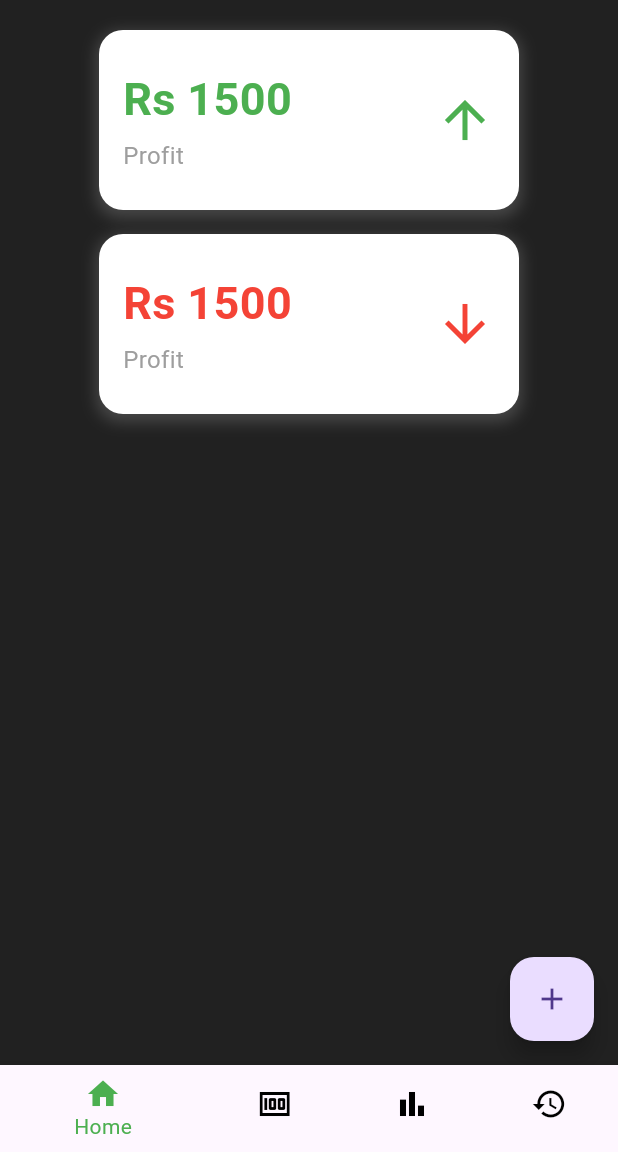
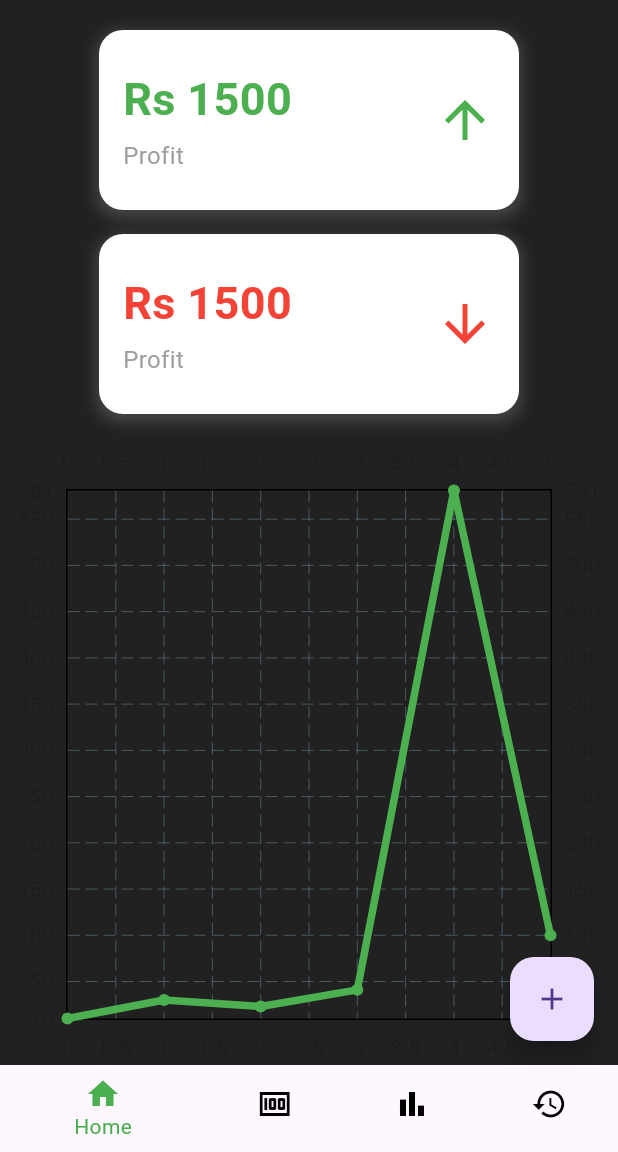
Before and after one commit to surajpahari/walletwise, a Flutter app: the BottomNavigation screen opened directly, on a phone screen of 412 x 824 dp, the part 84-1236 px from its top. Run offline on Flutter 3.47's test engine with Material 3 defaults, Android fonts, the light colour scheme and no system bars; drawn by our look-alikes of fl_chart; our stand-ins replace get.

Commit message:
testing the fl chart

```diff
--- a/frontend/lib/screens/main_screen.dart
+++ b/frontend/lib/screens/main_screen.dart
@@ -1,5 +1,6 @@
 import 'package:flutter/material.dart';
 import 'package:walletwise/utils/cards/profit_card.dart';
+import 'package:walletwise/utils/charts/bar_chart.dart';
 
 class MainScreen extends StatelessWidget {
   const MainScreen({Key? key}) : super(key: key);
@@ -131,6 +132,10 @@ class MainScreen extends StatelessWidget {
                 ],
               ),
             ),
+            SizedBox(height: 20), // Add some space before the chart
+            Expanded(
+              child: MyLineChart(getChartData()), // Add the line chart here
+            ),
           ],
         ),
         Positioned(
--- /dev/null
+++ b/frontend/lib/utils/charts/bar_chart.dart
@@ -0,0 +1,37 @@
+import 'package:flutter/material.dart';
+import 'package:fl_chart/fl_chart.dart';
+
+class ChartData {
+  final double x;
+  final double y;
+
+  ChartData({required this.x, required this.y});
+}
+
+List<ChartData> getChartData() {
+  final data = <double>[10, 30, 23, 41, 581, 100];
+  return data.asMap().entries.map((entry) {
+    final index = entry.key.toDouble();
+    final value = entry.value;
+    return ChartData(x: index, y: value);
+  }).toList();
+}
+
+class MyLineChart extends StatelessWidget {
+  final List<ChartData> points;
+  const MyLineChart(this.points, {Key? key}) : super(key: key);
+
+  @override
+  Widget build(BuildContext context) {
+    return AspectRatio(
+      aspectRatio: 1,
+      child: LineChart(LineChartData(lineBarsData: [
+        LineChartBarData(
+            barWidth: 5,
+            color: Colors.green,
+            spots: points.map((point) => FlSpot(point.x, point.y)).toList(),
+            dotData: const FlDotData(show: true)),
+      ])),
+    );
+  }
+}
--- /dev/null
+++ b/frontend/lib/utils/forms/add_budget.dart
@@ -0,0 +1,15 @@
+import 'package:flutter/material.dart';
+
+class AddBudget extends StatefulWidget {
+  const AddBudget({super.key});
+
+  @override
+  State<AddBudget> createState() => _MyWidgetState();
+}
+
+class _MyWidgetState extends State<AddBudget> {
+  @override
+  Widget build(BuildContext context) {
+    return const Placeholder();
+  }
+}
--- a/frontend/pubspec.yaml
+++ b/frontend/pubspec.yaml
@@ -39,6 +39,7 @@ dependencies:
   http: ^1.1.2
   get_storage: ^2.1.1
   syncfusion_flutter_charts: ^24.2.4+1
+  fl_chart: ^0.66.2
 
 dev_dependencies:
   flutter_test:
```
Also changed, not shown: frontend/pubspec.lock.
